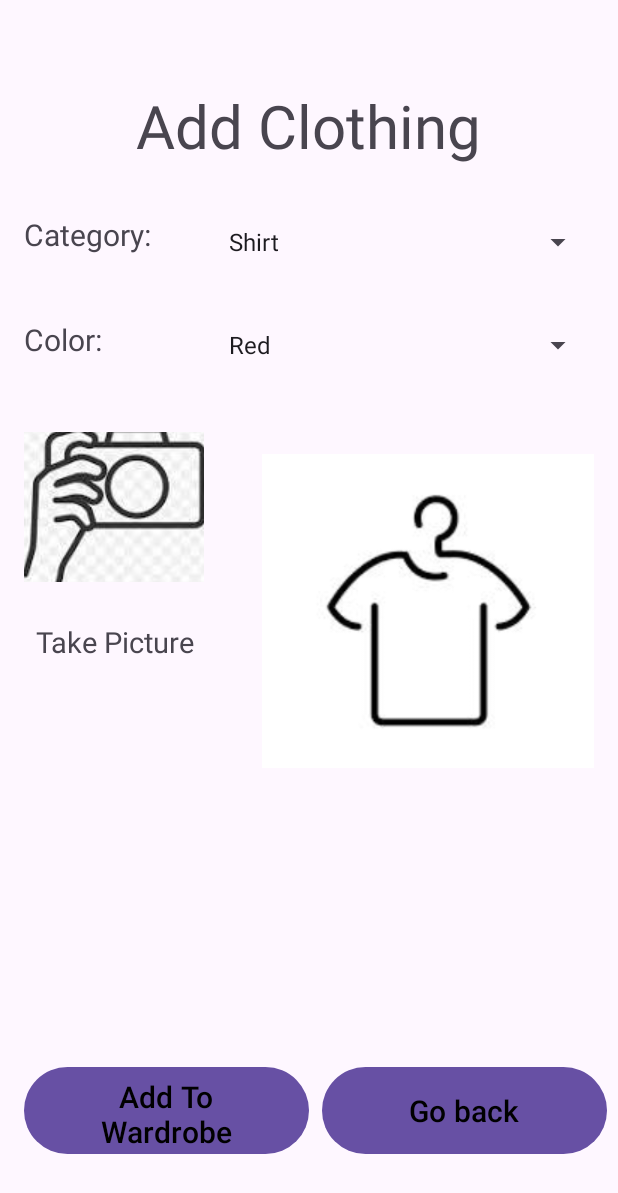
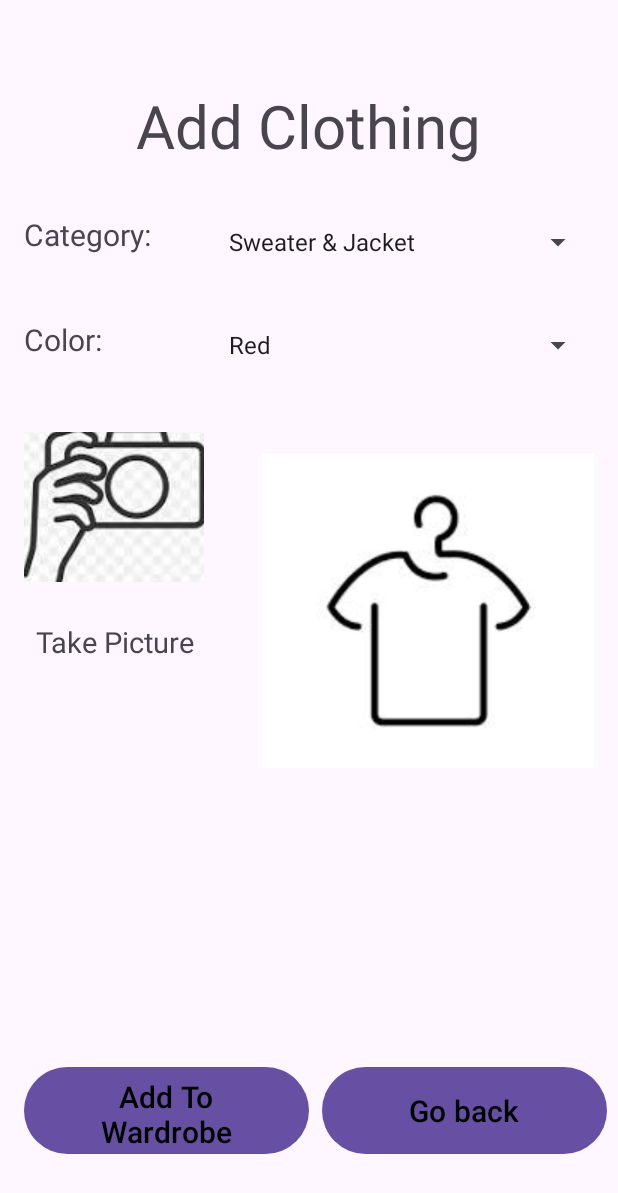
Before and after one commit to itaiS123/Android-Project, an Android app: the Add_Clothing_activity screen opened directly, with no data from a screen before it, on a phone screen of 412 x 824 dp. Shown: the top 1193 px of the screen. Run offline under Robolectric (Android 15) with nearby library versions, the phone set to English and light mode, and no system bars; our stand-ins replace Firebase (no records; nobody signed in at launch, a user with empty details on screens opened directly).

Commit message:
Added and modified values in the Spinner's valuse

```diff
--- a/REPOSITORY/src/main/java/il/co/shivhit/repository/ClothRepository.java
+++ b/REPOSITORY/src/main/java/il/co/shivhit/repository/ClothRepository.java
@@ -20,7 +20,7 @@ public class ClothRepository {
 
     public ClothRepository(){
         db = FirebaseFirestore.getInstance();
-        collection = db.collection("Cloth");
+        collection = db.collection("Cloths");
     }
 
     public ClothRepository(Context context){
--- a/app/src/main/res/values/strings.xml
+++ b/app/src/main/res/values/strings.xml
@@ -2,9 +2,11 @@
     <string name="app_name">Android Project</string>
 
     <string-array name="Category">
+        <item>Sweater &amp; Jacket</item>
         <item>Shirt</item>
         <item>Pants</item>
-        <item>Shoes</item>
+        <item>Shorts</item>
+        <item>Shoes &amp; Boots</item>
     </string-array>
 
     <string-array name="Colors">
```
